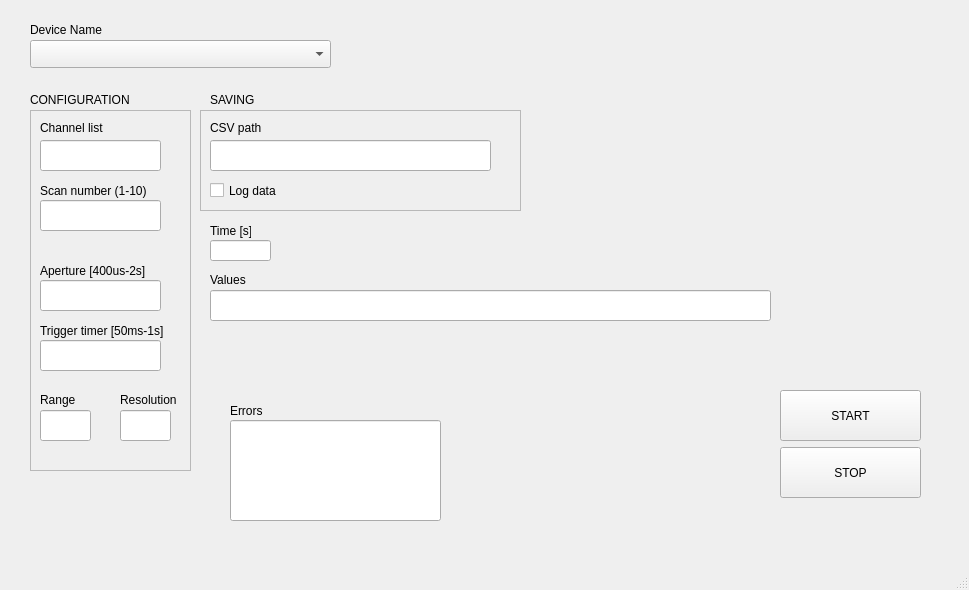
Qt form Python/Keysight34970A/ATIMini40_GUI.ui (IrisDuMutel/ATIMini40_software) before a commit.
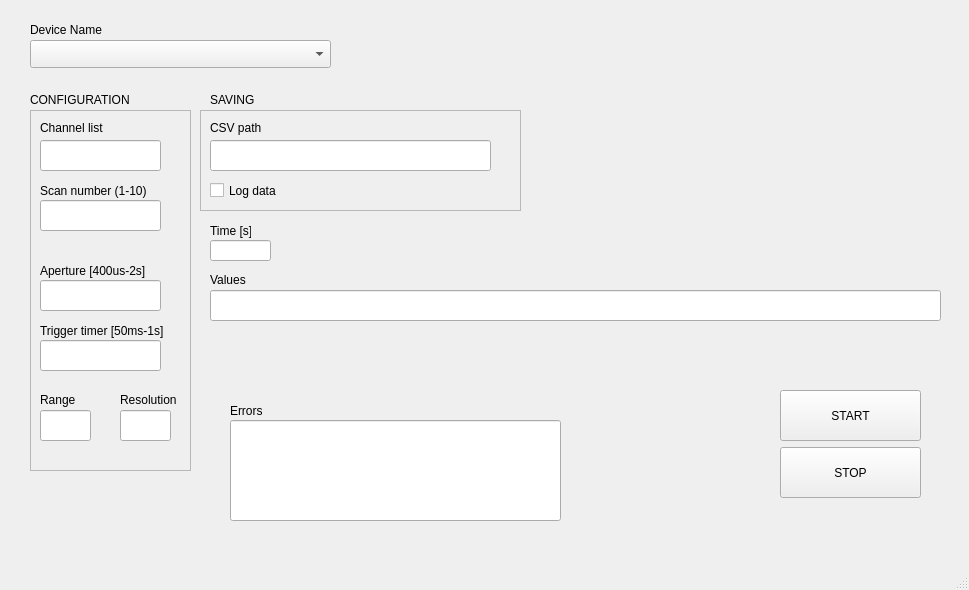
The same form after that commit.

```diff
--- a/Python/Keysight34970A/ATIMini40_GUI.ui
+++ b/Python/Keysight34970A/ATIMini40_GUI.ui
@@ -329,7 +329,7 @@
      <rect>
       <x>230</x>
       <y>420</y>
-      <width>211</width>
+      <width>331</width>
       <height>101</height>
      </rect>
     </property>
@@ -339,7 +339,7 @@
      <rect>
       <x>210</x>
       <y>290</y>
-      <width>561</width>
+      <width>731</width>
       <height>31</height>
      </rect>
     </property>
```
